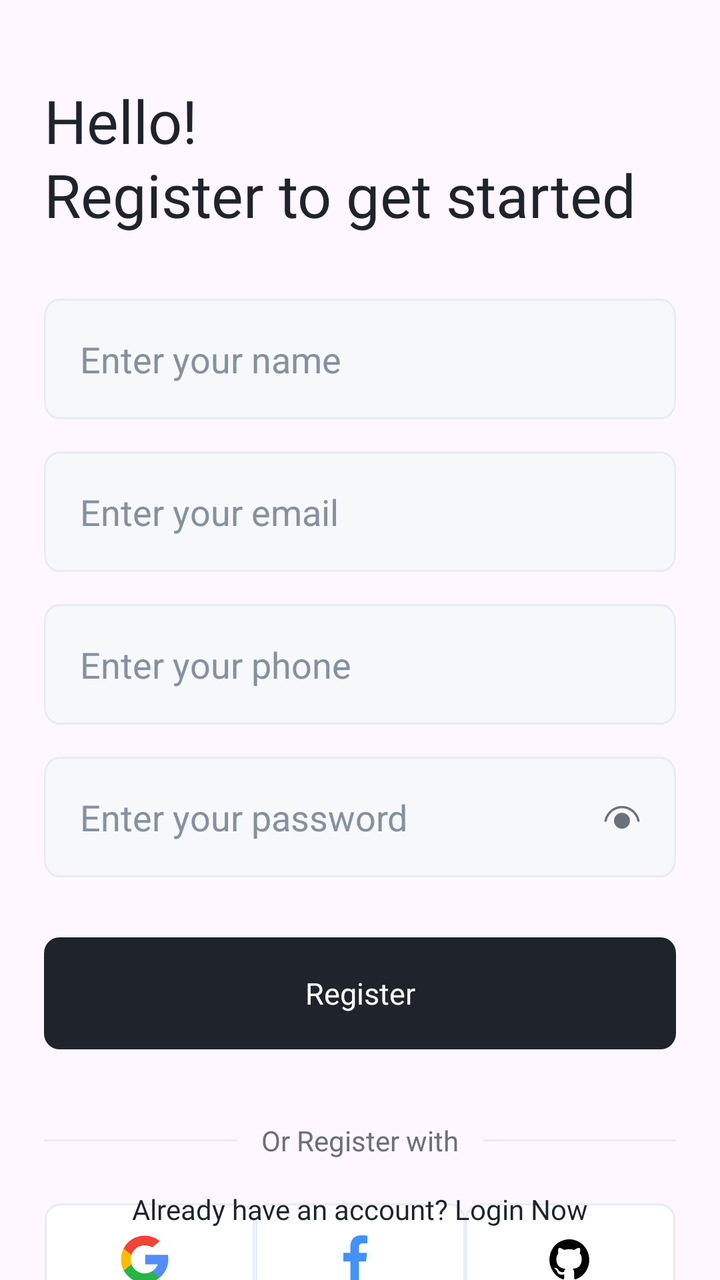
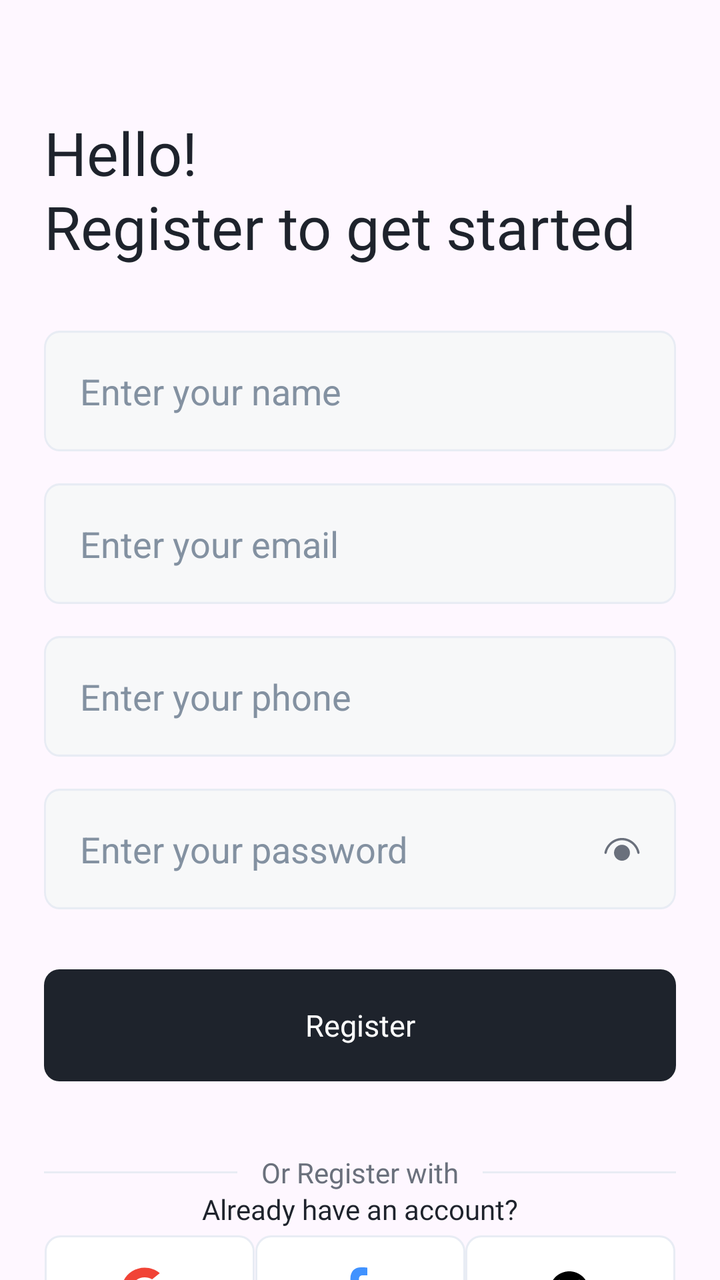

Before-and-after screenshots of an Android layout around one commit, followed by the original layout XML and the change that was made.
<!-- AndroidManifest.xml: application theme Theme.CareerCompass -->
<!-- res/layout/fragment_register.xml -->
<?xml version="1.0" encoding="utf-8"?>
<androidx.constraintlayout.widget.ConstraintLayout xmlns:android="http://schemas.android.com/apk/res/android"
    xmlns:app="http://schemas.android.com/apk/res-auto"
    xmlns:tools="http://schemas.android.com/tools"
    android:layout_width="match_parent"
    android:layout_height="match_parent"
    tools:context=".ui.auth.fragments.register.RegisterFragment">

    <TextView
        android:id="@+id/tvWelcomeMessage"
        android:layout_width="0dp"
        android:layout_height="wrap_content"
        android:layout_marginStart="22dp"
        android:layout_marginTop="40dp"
        android:fontFamily="@font/urbanist_bold"
        android:lineSpacingExtra="2dp"
        android:text="@string/register_message"
        android:textColor="@color/dark"
        android:textSize="30sp"
        app:layout_constraintEnd_toEndOf="parent"
        app:layout_constraintStart_toStartOf="parent"
        app:layout_constraintTop_toTopOf="parent" />

    <EditText
        android:id="@+id/etName"
        android:layout_width="0dp"
        android:layout_height="wrap_content"
        android:layout_marginStart="22dp"
        android:layout_marginTop="32dp"
        android:layout_marginEnd="22dp"
        android:background="@drawable/bg_et_auth"
        android:ems="10"
        android:hint="@string/hint_name"
        android:inputType="textEmailAddress"
        android:padding="18dp"
        android:textColor="@color/darkGrey"
        android:textColorHint="@color/grey"
        app:layout_constraintEnd_toEndOf="parent"
        app:layout_constraintStart_toStartOf="parent"
        app:layout_constraintTop_toBottomOf="@+id/tvWelcomeMessage"
        tools:ignore="Autofill" />

    <EditText
        android:id="@+id/etEmail"
        android:layout_width="0dp"
        android:layout_height="wrap_content"
        android:layout_marginStart="22dp"
        android:layout_marginTop="16dp"
        android:layout_marginEnd="22dp"
        android:background="@drawable/bg_et_auth"
        android:ems="10"
        android:hint="@string/hint_email"
        android:inputType="textEmailAddress"
        android:padding="18dp"
        android:textColor="@color/darkGrey"
        android:textColorHint="@color/grey"
        app:layout_constraintEnd_toEndOf="parent"
        app:layout_constraintStart_toStartOf="parent"
        app:layout_constraintTop_toBottomOf="@+id/etName"
        tools:ignore="Autofill" />

    <EditText
        android:id="@+id/etPhone"
        android:layout_width="0dp"
        android:layout_height="wrap_content"
        android:layout_marginStart="22dp"
        android:layout_marginTop="16dp"
        android:layout_marginEnd="22dp"
        android:background="@drawable/bg_et_auth"
        android:ems="10"
        android:hint="@string/hint_phone"
        android:inputType="phone"
        android:padding="18dp"
        android:textColor="@color/darkGrey"
        android:textColorHint="@color/grey"
        app:layout_constraintEnd_toEndOf="parent"
        app:layout_constraintStart_toStartOf="parent"
        app:layout_constraintTop_toBottomOf="@+id/etEmail"
        tools:ignore="Autofill" />


    <EditText
        android:id="@+id/etPassword"
        android:layout_width="0dp"
        android:layout_height="wrap_content"
        android:layout_marginStart="22dp"
        android:layout_marginTop="16dp"
        android:layout_marginEnd="22dp"
        android:background="@drawable/bg_et_auth"
        android:ems="10"
        android:hint="@string/hint_password"
        android:inputType="textPassword"
        android:padding="18dp"
        android:textColor="@color/darkGrey"
        android:textColorHint="@color/grey"
        app:layout_constraintEnd_toEndOf="parent"
        app:layout_constraintStart_toStartOf="parent"
        app:layout_constraintTop_toBottomOf="@+id/etPhone"
        tools:ignore="Autofill" />

    <ImageView
        android:id="@+id/ivTogglePassword"
        android:layout_width="wrap_content"
        android:layout_height="wrap_content"
        android:layout_marginEnd="16dp"
        android:src="@drawable/ic_view_password"
        app:layout_constraintBottom_toBottomOf="@+id/etPassword"
        app:layout_constraintEnd_toEndOf="@+id/etPassword"
        app:layout_constraintTop_toTopOf="@+id/etPassword"
        tools:ignore="ContentDescription" />

    <androidx.appcompat.widget.AppCompatButton
        android:id="@+id/btnRegister"
        android:layout_width="0dp"
        android:layout_height="wrap_content"
        android:layout_marginStart="22dp"
        android:layout_marginTop="30dp"
        android:layout_marginEnd="22dp"
        android:background="@drawable/bg_btn_auth"
        android:fontFamily="@font/urbanist_semi_bold"
        android:text="@string/btn_register"
        android:textAllCaps="false"
        android:textColor="@color/white"
        android:textSize="15sp"
        app:layout_constraintEnd_toEndOf="parent"
        app:layout_constraintStart_toStartOf="parent"
        app:layout_constraintTop_toBottomOf="@+id/etPassword" />

    <TextView
        android:id="@+id/tvOrLogin"
        android:layout_width="wrap_content"
        android:layout_height="wrap_content"
        android:layout_marginTop="36dp"
        android:fontFamily="@font/urbanist_semi_bold"
        android:text="@string/or_register"
        android:textColor="@color/darkGrey"
        app:layout_constraintEnd_toEndOf="parent"
        app:layout_constraintStart_toStartOf="parent"
        app:layout_constraintTop_toBottomOf="@+id/btnRegister" />

    <ImageView
        android:id="@+id/viewRight"
        android:layout_width="0dp"
        android:layout_height="wrap_content"
        android:layout_marginStart="12dp"
        android:src="@drawable/auth_line"
        app:layout_constraintBottom_toBottomOf="@+id/tvOrLogin"
        app:layout_constraintEnd_toEndOf="@+id/btnRegister"
        app:layout_constraintStart_toEndOf="@+id/tvOrLogin"
        app:layout_constraintTop_toTopOf="@+id/tvOrLogin"
        tools:ignore="ContentDescription" />

    <ImageView
        android:id="@+id/viewLeft"
        android:layout_width="0dp"
        android:layout_height="wrap_content"
        android:layout_marginEnd="12dp"
        android:src="@drawable/auth_line"
        app:layout_constraintBottom_toBottomOf="@+id/tvOrLogin"
        app:layout_constraintEnd_toStartOf="@+id/tvOrLogin"
        app:layout_constraintStart_toStartOf="@+id/btnRegister"
        app:layout_constraintTop_toTopOf="@+id/tvOrLogin"
        tools:ignore="ContentDescription" />

    <ImageView
        android:id="@+id/ivGoogle"
        android:layout_width="wrap_content"
        android:layout_height="wrap_content"
        android:layout_marginStart="22dp"
        android:layout_marginTop="22dp"
        android:src="@drawable/btn_google"
        app:layout_constraintEnd_toStartOf="@+id/ivFacebook"
        app:layout_constraintHorizontal_bias="0.5"
        app:layout_constraintHorizontal_chainStyle="spread"
        app:layout_constraintStart_toStartOf="parent"
        app:layout_constraintTop_toBottomOf="@+id/tvOrLogin"
        tools:ignore="ContentDescription" />

    <ImageView
        android:id="@+id/ivFacebook"
        android:layout_marginTop="22dp"
        android:layout_width="wrap_content"
        android:layout_height="wrap_content"
        android:src="@drawable/btn_facebook"
        app:layout_constraintEnd_toStartOf="@+id/ivGithub"
        app:layout_constraintHorizontal_bias="0.5"
        app:layout_constraintStart_toEndOf="@+id/ivGoogle"
        app:layout_constraintTop_toBottomOf="@+id/tvOrLogin"
        tools:ignore="ContentDescription" />

    <ImageView
        android:id="@+id/ivGithub"
        android:layout_marginTop="22dp"
        android:layout_width="wrap_content"
        android:layout_height="wrap_content"
        android:layout_marginEnd="22dp"
        android:src="@drawable/btn_github"
        app:layout_constraintStart_toEndOf="@+id/ivFacebook"
        app:layout_constraintEnd_toEndOf="parent"
        app:layout_constraintHorizontal_bias="0.5"
        app:layout_constraintTop_toBottomOf="@+id/tvOrLogin"
        tools:ignore="ContentDescription" />

    <TextView
        android:id="@+id/tvAlreadyAccount"
        android:layout_width="wrap_content"
        android:layout_height="wrap_content"
        android:layout_marginBottom="26dp"
        android:fontFamily="@font/urbanist_medium"
        android:text="@string/txt_register_bottom"
        android:textColor="@color/dark"
        app:layout_constraintBottom_toBottomOf="parent"
        app:layout_constraintEnd_toEndOf="parent"
        app:layout_constraintStart_toStartOf="parent" />

</androidx.constraintlayout.widget.ConstraintLayout>
<!-- resources referenced by this layout -->
<resources>
  <color name="dark">#1E232C</color>
  <color name="darkGrey">#6A707C</color>
  <color name="grey">#8391A1</color>
  <color name="white">#FFFFFF</color>
  <!-- drawable auth_line (drawable) -->
  <vector xmlns:android="http://schemas.android.com/apk/res/android"
      android:width="111dp"
      android:height="1dp"
      android:viewportWidth="111"
      android:viewportHeight="1">
    <path
        android:strokeWidth="1"
        android:pathData="M-0,0.5L111,0.5"
        android:fillColor="#00000000"
        android:strokeColor="#E8ECF4"/>
  </vector>
  <!-- drawable bg_btn_auth (drawable) -->
  <vector xmlns:android="http://schemas.android.com/apk/res/android"
      android:width="331dp"
      android:height="56dp"
      android:viewportWidth="331"
      android:viewportHeight="56">
    <path
        android:pathData="M8,0L323,0A8,8 0,0 1,331 8L331,48A8,8 0,0 1,323 56L8,56A8,8 0,0 1,0 48L0,8A8,8 0,0 1,8 0z"
        android:fillColor="@color/dark"/>
  </vector>
  <!-- drawable bg_et_auth (drawable) -->
  <vector xmlns:android="http://schemas.android.com/apk/res/android"
      android:width="331dp"
      android:height="56dp"
      android:viewportWidth="331"
      android:viewportHeight="56">
    <path
        android:strokeWidth="1"
        android:pathData="M8,0.5L323,0.5A7.5,7.5 0,0 1,330.5 8L330.5,48A7.5,7.5 0,0 1,323 55.5L8,55.5A7.5,7.5 0,0 1,0.5 48L0.5,8A7.5,7.5 0,0 1,8 0.5z"
        android:fillColor="#F7F8F9"
        android:strokeColor="#E8ECF4"/>
  </vector>
  <!-- drawable btn_facebook (drawable) -->
  <vector xmlns:android="http://schemas.android.com/apk/res/android"
      android:width="105dp"
      android:height="56dp"
      android:viewportWidth="105"
      android:viewportHeight="56">
    <path
        android:strokeWidth="1"
        android:pathData="M8,0.5L97,0.5A7.5,7.5 0,0 1,104.5 8L104.5,48A7.5,7.5 0,0 1,97 55.5L8,55.5A7.5,7.5 0,0 1,0.5 48L0.5,8A7.5,7.5 0,0 1,8 0.5z"
        android:fillColor="#ffffff"
        android:strokeColor="#E8ECF4"/>
    <path
        android:pathData="M51.8,40V29.07H55.35L55.88,24.79H51.8V22.07C51.8,20.83 52.13,19.98 53.84,19.98H56V16.17C54.95,16.05 53.89,16 52.83,16C49.69,16 47.53,17.99 47.53,21.64V24.78H44V29.06H47.54V40H51.8Z"
        android:fillColor="#4092FF"/>
  </vector>
  <string name="btn_register">Register</string>
  <string name="hint_email">Enter your email</string>
  <string name="hint_name">Enter your name</string>
  <string name="hint_password">Enter your password</string>
  <string name="hint_phone">Enter your phone</string>
  <string name="or_register">Or Register with</string>
  <string name="register_message">Hello!\nRegister to get started</string>
  <string name="txt_register_bottom">Already have an account? Login Now</string>
  <style name="Theme.CareerCompass" parent="Base.Theme.CareerCompass" />
  <style name="Base.Theme.CareerCompass" parent="Theme.Material3.Light.NoActionBar">
          
          <item name="colorPrimary">@color/colorPrimary</item>
          <item name="colorPrimaryDark">@color/colorPrimaryDark</item>
      </style>
  <color name="colorPrimary">#7265E2</color>
  <color name="colorPrimaryDark">#4E46B5</color>
  <!-- unchanged entries left out for length: 3 -->
</resources>

<!-- the commit's change to res/layout/fragment_register.xml (unified diff, before → after) -->
@@ -11,7 +11,7 @@
         android:layout_width="0dp"
         android:layout_height="wrap_content"
         android:layout_marginStart="22dp"
-        android:layout_marginTop="40dp"
+        android:layout_marginTop="56dp"
         android:fontFamily="@font/urbanist_bold"
         android:lineSpacingExtra="2dp"
         android:text="@string/register_message"
<!-- resource entries referenced after the edit -->
@@ -60,7 +60,7 @@
   <string name="hint_phone">Enter your phone</string>
   <string name="or_register">Or Register with</string>
   <string name="register_message">Hello!\nRegister to get started</string>
-  <string name="txt_register_bottom">Already have an account? Login Now</string>
+  <string name="txt_register_bottom">Already have an account?</string>
   <style name="Theme.CareerCompass" parent="Base.Theme.CareerCompass" />
   <style name="Base.Theme.CareerCompass" parent="Theme.Material3.Light.NoActionBar">
           
